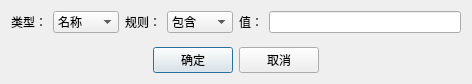
Above: forms/AddRuleWidget.ui from FunnyAWM/MusicSyncTool before the change. Below: the same form after it.
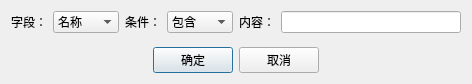
That is the form after the change.

Patch:
```diff
--- a/forms/AddRuleWidget.ui
+++ b/forms/AddRuleWidget.ui
@@ -21,7 +21,7 @@
        <item>
         <widget class="QLabel" name="label">
          <property name="text">
-          <string>类型：</string>
+          <string>字段：</string>
          </property>
          <property name="buddy">
           <cstring>typeComboBox</cstring>
@@ -54,7 +54,7 @@
        <item>
         <widget class="QLabel" name="label_3">
          <property name="text">
-          <string>规则：</string>
+          <string>条件：</string>
          </property>
          <property name="buddy">
           <cstring>ruleComboBox</cstring>
@@ -82,7 +82,7 @@
        <item>
         <widget class="QLabel" name="label_2">
          <property name="text">
-          <string>值：</string>
+          <string>内容：</string>
          </property>
          <property name="buddy">
           <cstring>valueEdit</cstring>
```
